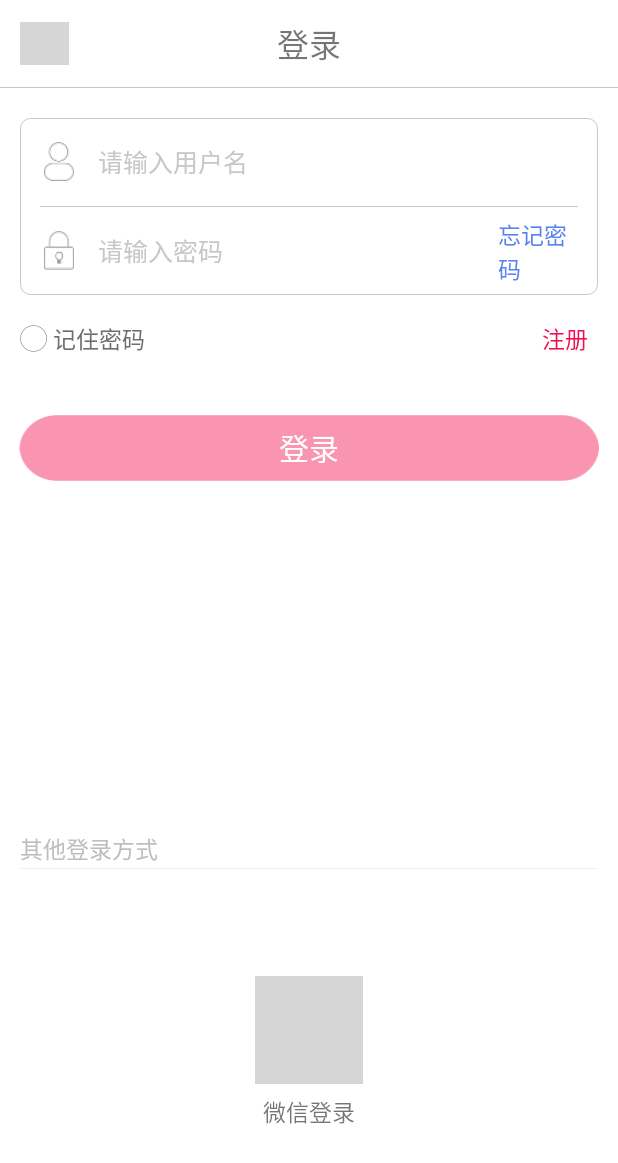
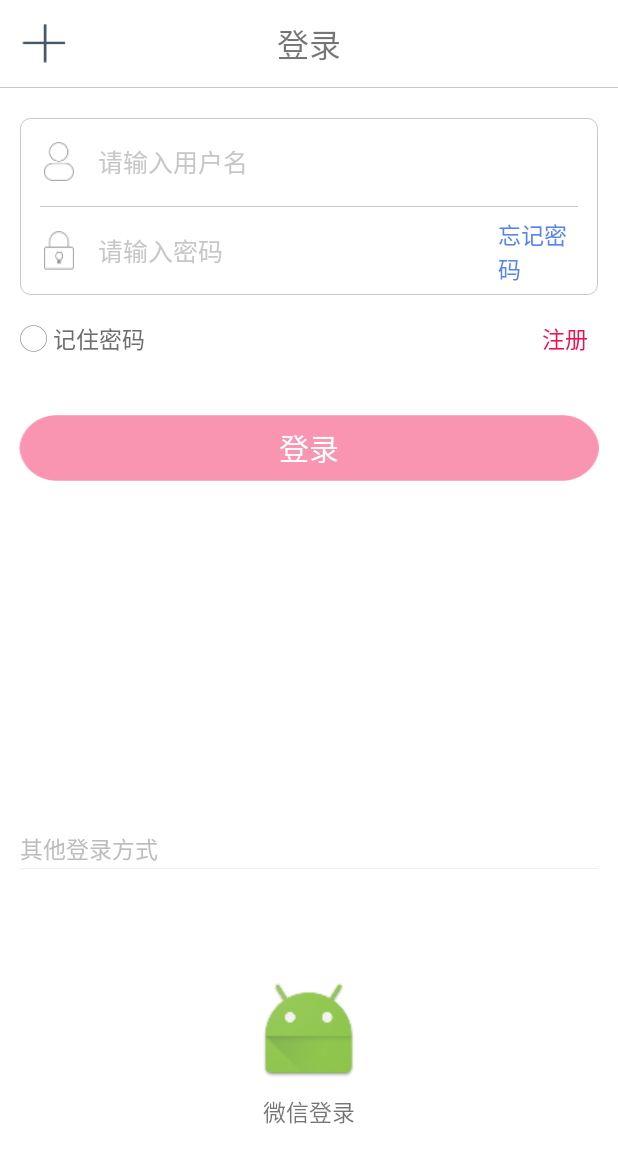
Before and after one commit to zxg1351/redMaple, an Android app: the RMLoginActivity screen opened directly, with no data from a screen before it, on a phone screen of 412 x 824 dp. Shown: the top 1163 px of the screen. Run offline under Robolectric (Android 15) with nearby library versions, the phone set to English and light mode, and no system bars; libraries missing offline, so code that uses them is left out: com.example.yaguit; 1 statement that could not run was skipped; grey boxes are pictures that could not be loaded.

Commit message:
20170921

```diff
--- a/app/src/main/res/drawable/btn_login_wx.xml
+++ /dev/null
@@ -1,13 +0,0 @@
-<?xml version="1.0" encoding="utf-8"?>
-<selector xmlns:android="http://schemas.android.com/apk/res/android">
-
-    <!-- 获得焦点但未按下时的背景图片 -->
-    <item android:drawable="@mipmap/ic_wx" android:state_enabled="true" android:state_focused="true" android:state_pressed="false"/>
-    <!-- 按下时的背景图片 -->
-    <item android:drawable="@mipmap/ic_wx_on" android:state_enabled="true" android:state_pressed="true"/>
-    <!-- 按下时的背景图片 -->
-    <item android:drawable="@mipmap/ic_wx_on" android:state_checked="true" android:state_enabled="true"/>
-    <!-- 默认时的背景图片 -->
-    <item android:drawable="@mipmap/ic_wx"/>
-
-</selector>
--- a/app/src/main/res/drawable/progress_round.xml
+++ b/app/src/main/res/drawable/progress_round.xml
@@ -8,8 +8,4 @@
     <item android:drawable="@mipmap/ic_progress4" android:duration="100"/>
     <item android:drawable="@mipmap/ic_progress5" android:duration="100"/>
     <item android:drawable="@mipmap/ic_progress6" android:duration="100"/>
-    <item android:drawable="@mipmap/ic_progress7" android:duration="100"/>
-    <item android:drawable="@mipmap/ic_progress8" android:duration="100"/>
-    <item android:drawable="@mipmap/ic_progress9" android:duration="100"/>
-    <item android:drawable="@mipmap/ic_progress10" android:duration="100"/>
 </animation-list>
--- a/app/src/main/res/layout/rmlogin.xml
+++ b/app/src/main/res/layout/rmlogin.xml
@@ -31,7 +31,7 @@
                     android:layout_width="@dimen/H49px"
                     android:layout_height="@dimen/H43px"
                     android:layout_marginLeft="@dimen/H20px"
-                    android:background="@mipmap/ic_logo" />
+                    android:background="@mipmap/ic_add" />
             </LinearLayout>
 
             <LinearLayout
@@ -274,7 +274,7 @@
                 android:id="@+id/iv_wxLogin"
                 android:layout_width="@dimen/H108px"
                 android:layout_height="@dimen/H108px"
-                android:background="@drawable/btn_login_wx" />
+                android:background="@mipmap/ic_launcher" />
 
             <TextView
                 android:layout_width="wrap_content"
```
Also changed, not shown: app/src/main/res/drawable/btn_cancel.xml (deleted, +0 -13 lines), app/src/main/res/drawable/btn_defence.xml (deleted, +0 -13 lines), app/src/main/res/drawable/btn_disarm.xml (deleted, +0 -13 lines), app/src/main/res/drawable/btn_mute.xml (deleted, +0 -13 lines), app/src/main/res/mipmap-xhdpi/ic_boot_page1.jpg (added), app/src/main/res/mipmap-xhdpi/ic_boot_page2.jpg (added), app/src/main/res/mipmap-xhdpi/ic_boot_page3.jpg (added), app/src/main/res/mipmap-xhdpi/ic_progress1.png (added), app/src/main/res/mipmap-xhdpi/ic_progress2.png (added), app/src/main/res/mipmap-xhdpi/ic_progress3.png (added), app/src/main/res/mipmap-xhdpi/ic_progress4.png (added), app/src/main/res/mipmap-xhdpi/ic_progress5.png (added), app/src/main/res/mipmap-xhdpi/ic_progress6.png (added).
